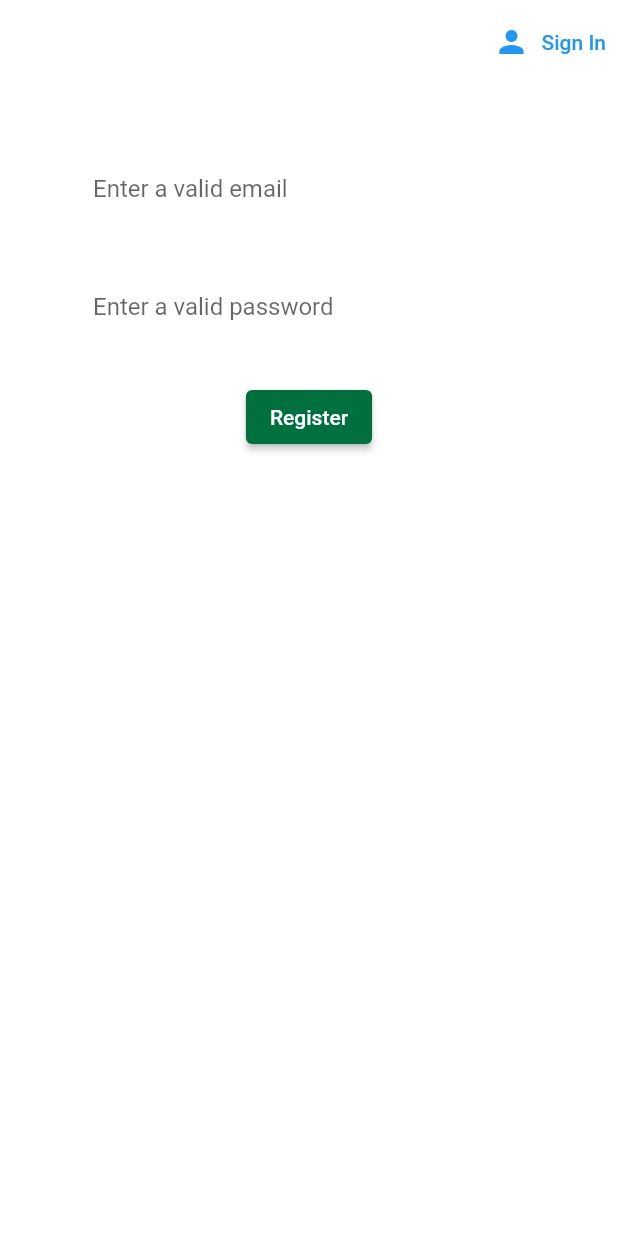
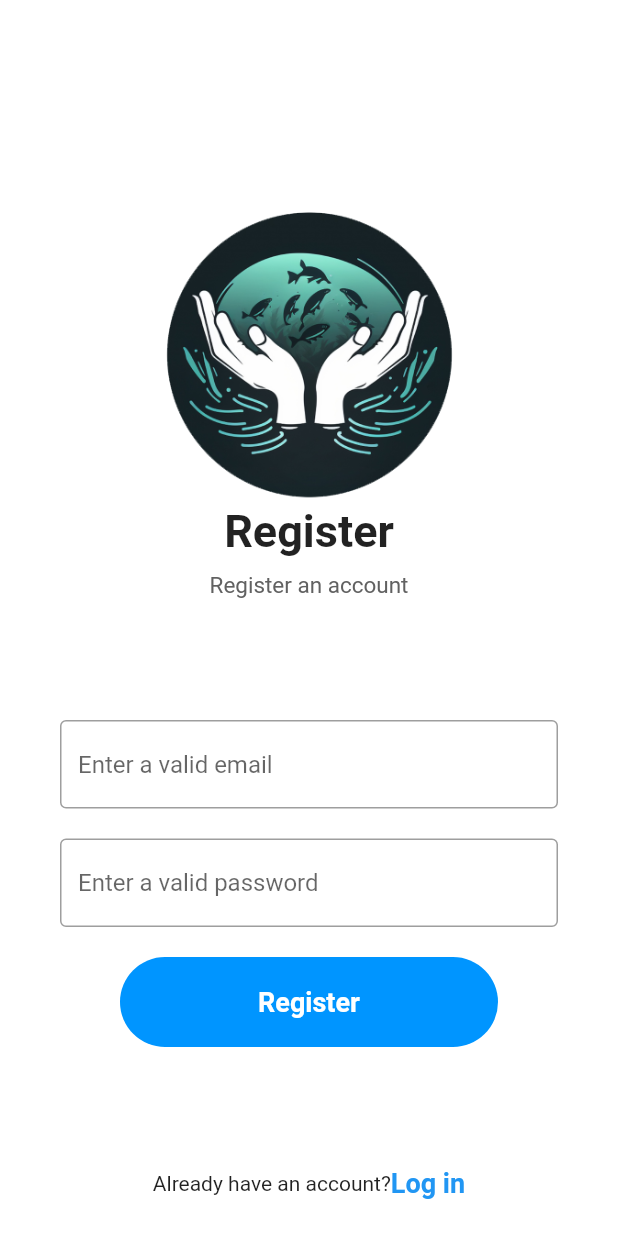
Before and after one commit to Mark-0-10100/cmsc198_agwa_v1, a Flutter app: the Register screen opened directly with empty values, on a phone screen of 412 x 824 dp. Run offline on Flutter 3.47's test engine with Material 2 defaults, Android fonts, the phone set to English and light mode, and no system bars; our stand-ins replace awesome_dialog, cloud_firestore, date_field, datetime_picker_formfield, firebase_auth, firebase_core and 5 more; accounts and stored records are empty.

Commit message:
Update register.dart

```diff
--- a/agwa/lib/screens/authenticate/register.dart
+++ b/agwa/lib/screens/authenticate/register.dart
@@ -30,26 +30,53 @@ class _RegisterState extends State<Register> {
       appBar: AppBar(
         backgroundColor: Colors.white,
         elevation: 0.0,
-        title: Text('Register to Agwa'),
-        actions: <Widget>[
-          TextButton.icon(
-              icon: Icon(Icons.person),
-              label: Text('Sign In'),
-              onPressed: () {
-                widget.toggleView();
-              })
+      ),
+      body: SingleChildScrollView(
+        child: Container(
+          height: MediaQuery.of(context).size.height,
+          width: double.infinity,
+          // padding: EdgeInsets.symmetric(vertical: 20.0, horizontal: 50.0),
+          child: Column(
+            mainAxisAlignment: MainAxisAlignment.spaceBetween,
+            children: <Widget>[
+              Expanded(child: Column(
+                mainAxisAlignment: MainAxisAlignment.spaceEvenly,
+                children: <Widget>[
+                  Column(
+                    children: <Widget>[
+                      Container(
+                        padding: EdgeInsets.only(top: 100),
+                        height: 200,
+                        decoration: BoxDecoration(
+                          image: DecorationImage(
+                            image: AssetImage("assets/logo_agwa.png"),
+                            fit: BoxFit.contain,
+                          ),
+                        ),
+                      ),
+                      Text("Register",
+                        style: TextStyle(fontSize: 30, fontWeight: FontWeight.bold),),
+                      SizedBox(height: 10),
+                      Text("Register an account",
+                        style: TextStyle(
+                            fontSize: 15,
+                            color:Colors.grey[700]),)
                     ],
                   ),
-      body: Container(
-        padding: EdgeInsets.symmetric(vertical: 20.0, horizontal: 50.0),
-        child: Form(
+                  Form(
               key: _formKey,
+              child: Padding(
+                padding: EdgeInsets.symmetric(horizontal: 40),
                 child: Column(
                   children: <Widget>[
-              SizedBox(height: 20.0),
+                    // SizedBox(height: 20.0),
                     TextFormField(
-                decoration: textInputDecoration.copyWith(
-                    hintText: 'Enter a valid email'),
+                      decoration: InputDecoration(
+                        hintText: 'Enter a valid email',
+                        enabledBorder: OutlineInputBorder(
+                          borderSide: BorderSide(color: Colors.grey),
+                        ),
+                      ),
                       validator: (val) => val!.isEmpty ? 'Enter an email' : null,
                       onChanged: (val) {
                         setState(() => email = val);
@@ -57,8 +84,12 @@ class _RegisterState extends State<Register> {
                     ),
                     SizedBox(height: 20.0),
                     TextFormField(
-                decoration: textInputDecoration.copyWith(
-                    hintText: 'Enter a valid password'),
+                      decoration: InputDecoration(
+                        hintText: 'Enter a valid password',
+                        enabledBorder: OutlineInputBorder(
+                          borderSide: BorderSide(color: Colors.grey),
+                        ),
+                      ),
                       obscureText: true,
                       validator: (val) =>
                       val!.length < 6 ? 'Enter a password 6+ chars long' : null,
@@ -67,11 +98,12 @@ class _RegisterState extends State<Register> {
                       },
                     ),
                     SizedBox(height: 20.0),
-              ElevatedButton(
-                style: ElevatedButton.styleFrom(
-                    backgroundColor: Color.fromARGB(255, 0, 113, 62)),
-                child: Text('Register',
-                    style: const TextStyle(color: Colors.white)),
+
+                    Padding(
+                      padding:EdgeInsets.symmetric(horizontal: 40),
+                      child: MaterialButton(
+                        minWidth: double.infinity,
+                        height: 60,
                         onPressed: () async {
                           if (_formKey.currentState!.validate()) {
                             dynamic result = await _auth.registerWithEmailAndPassword(
@@ -81,16 +113,49 @@ class _RegisterState extends State<Register> {
                             }
                           }
                         },
+                        color: Color(0xff0095FF),
+                        elevation: 0,
+                        shape: RoundedRectangleBorder(
+                          borderRadius: BorderRadius.circular(50),
                         ),
-              SizedBox(height: 12.0),
-              Text(
-                error,
-                style: TextStyle(color: Colors.red, fontSize: 14.0),
+                        child: Text(
+                          "Register",
+                          style: TextStyle(
+                            fontWeight: FontWeight.w600,
+                            fontSize: 18,
+                            color: Colors.white,
+                          ),
+                        ),
+                      ),
                     ),
                   ],
                 ),
               ),
             ),
+                  Row(
+            mainAxisAlignment: MainAxisAlignment.center,
+            children: <Widget>[
+              Text("Already have an account?"),
+              GestureDetector(
+                  onTap:() {
+                    // Navigate to the register page
+                    widget.toggleView();
+                  },
+                  child: Text(
+                    "Log in",
+                    style: TextStyle(
+                      fontWeight: FontWeight.w600,
+                      fontSize: 18,
+                      color: Colors.blue,
+                    ),)
+                ),
+              ],
+            ),
+              ],
+              ),),
+            ],),
+        ),
+      )
     );
   }
 }
```
Lines whose indentation alone changed are shown as unchanged.
